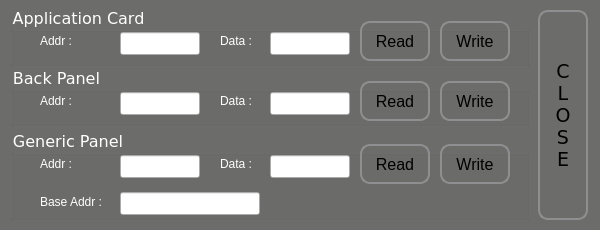
This is Testjig/PTAppBckPsoc/ptpsoctestjiginterface.ui in Qmax/QUTE as Qt 5 draws it before an edit. The edited form follows.
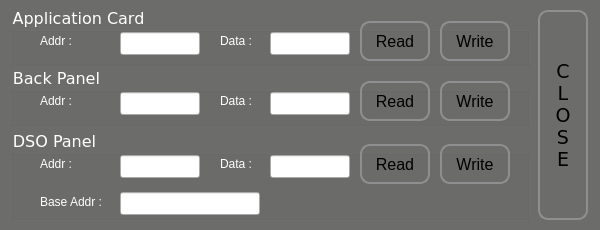
This is the edited form. Icons and pictures are not drawn.

```diff
--- a/Testjig/PTAppBckPsoc/ptpsoctestjiginterface.ui
+++ b/Testjig/PTAppBckPsoc/ptpsoctestjiginterface.ui
@@ -3507,7 +3507,7 @@
     </palette>
    </property>
    <property name="title">
-    <string>Generic Panel</string>
+    <string>DSO Panel</string>
    </property>
    <widget class="QLabel" name="label_48">
     <property name="geometry">
```
